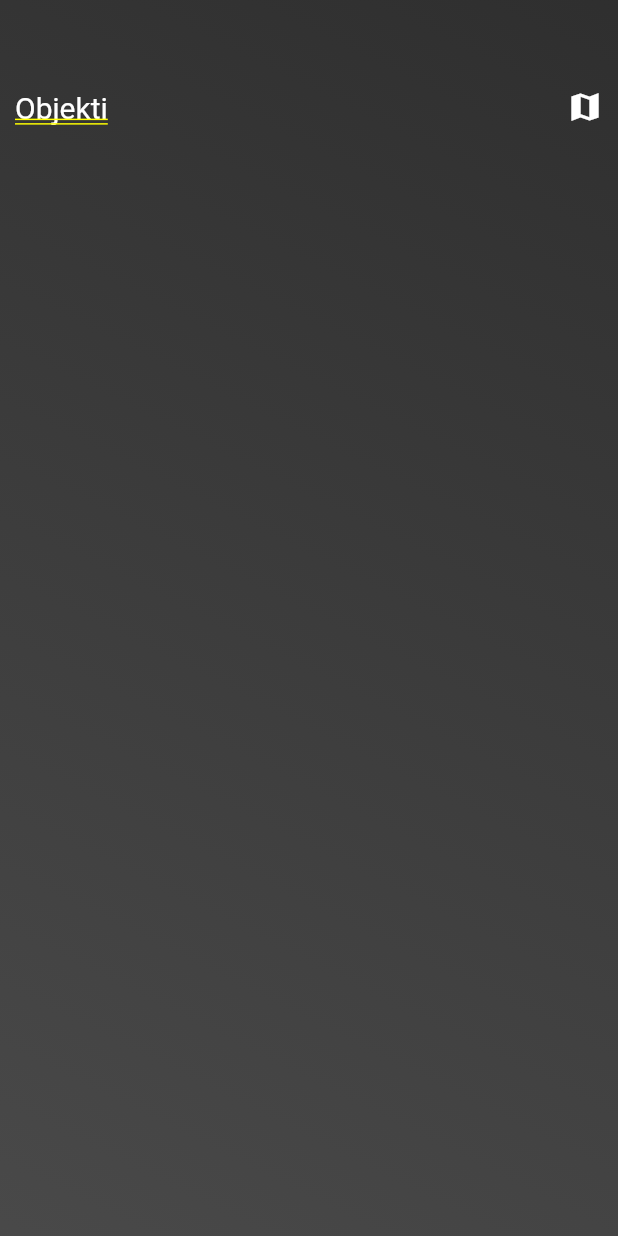
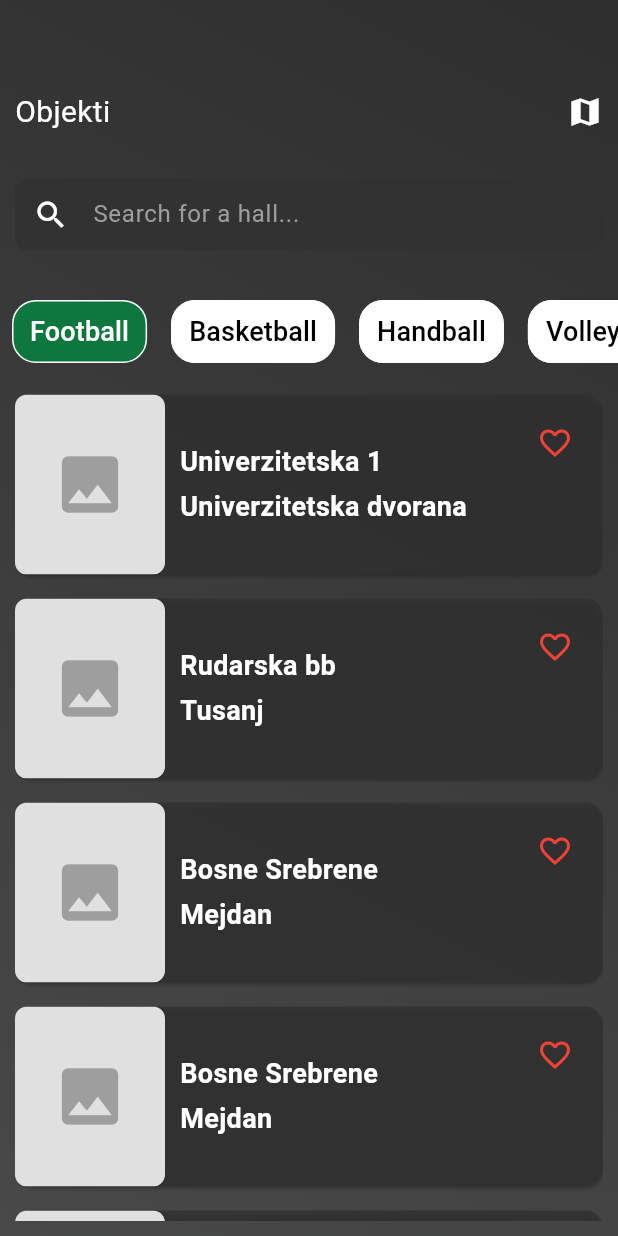
Before and after one commit to Siocic/rekreacija-ui, a Flutter app: the ObjektiScreen screen opened by its route, on a phone screen of 412 x 824 dp. Run offline on Flutter 3.47's test engine with Material 3 defaults, Android fonts, the phone set to English and light mode, and no system bars; our stand-ins replace google_fonts.

Commit message:
update objekti screen on mobile

```diff
--- a/rekreacija_mobile/lib/screens/objekti_screen.dart
+++ b/rekreacija_mobile/lib/screens/objekti_screen.dart
@@ -1,29 +1,121 @@
 import 'package:flutter/material.dart';
 import 'package:google_fonts/google_fonts.dart';
-// import 'package:rekreacija_mobile/widgets/bottom_navigation.dart';
-// import 'package:rekreacija_mobile/widgets/custom_appbar.dart';
+import 'package:rekreacija_mobile/widgets/sport_section.dart';
 
 class ObjektiScreen extends StatefulWidget {
-  ObjektiScreen({super.key});
+  const ObjektiScreen({super.key});
 
   @override
   State<StatefulWidget> createState() => _ObjektiScreenState();
 }
 
 class _ObjektiScreenState extends State<ObjektiScreen> {
+  final TextEditingController _searchController = TextEditingController();
+
+  final List<String> sports = [
+    "Football",
+    "Basketball",
+    "Handball",
+    "Volleyball",
+    "Tennis"
+  ];
+  String selectedSport = "Football";
+
+  final List<Map<String, String>> halls = [
+    {
+      'name': 'Univerzitetska dvorana',
+      'address': 'Univerzitetska 1',
+    },
+    {
+      'name': 'Tusanj',
+      'address': 'Rudarska bb',
+    },
+    {
+      'name': 'Mejdan',
+      'address': 'Bosne Srebrene',
+    },
+    {
+      'name': 'Mejdan',
+      'address': 'Bosne Srebrene',
+    },
+    {
+      'name': 'Mejdan',
+      'address': 'Bosne Srebrene',
+    },
+    {
+      'name': 'Mejdan',
+      'address': 'Bosne Srebrene',
+    },
+    {
+      'name': 'Mejdan',
+      'address': 'Bosne Srebrene',
+    },
+    {
+      'name': 'Mejdan',
+      'address': 'Bosne Srebrene',
+    },
+    {
+      'name': 'Mejdan',
+      'address': 'Bosne Srebrene',
+    },
+    {
+      'name': 'Mejdan',
+      'address': 'Bosne Srebrene',
+    },
+    {
+      'name': 'Mejdan',
+      'address': 'Bosne Srebrene',
+    },
+    {
+      'name': 'Mejdan',
+      'address': 'Bosne Srebrene',
+    },
+    {
+      'name': 'Mejdan',
+      'address': 'Bosne Srebrene',
+    },
+    {
+      'name': 'Univerzitetska dvorana',
+      'address': 'Univerzitetska 1',
+    },
+    {
+      'name': 'Tusanj',
+      'address': 'Rudarska bb',
+    },
+    {
+      'name': 'Univerzitetska dvorana',
+      'address': 'Univerzitetska 1',
+    },
+    {
+      'name': 'Tusanj',
+      'address': 'Rudarska bb',
+    },
+  ];
+
+  List<Map<String, String>> _filteredHalls = [];
+  @override
+  void initState() {
+    super.initState();
+    _filteredHalls = halls;
+  }
+
+  void _filterHalls(String query) {
+    setState(() {
+      if (query.isEmpty) {
+        _filteredHalls = halls;
+      } else {
+        _filteredHalls = halls
+            .where((hall) =>
+                hall['name']!.toLowerCase().contains(query.toLowerCase()))
+            .toList();
+      }
+    });
+  }
+
   @override
   Widget build(BuildContext context) {
-    return
-        // Scaffold(
-        //   // appBar:AppBar(
-        //   //   backgroundColor:Color.fromARGB(200, 19, 19, 19),
-        //   //   foregroundColor: Colors.white,
-        //   //   title: const Text('Objekti'),
-        //   // ),
-        //   appBar: CustomAppBar(title: 'Objekti',titleAlignment: Alignment.centerLeft,showBackButton: true,),
-        //   //bottomNavigationBar: CustomBottomNavigation(),
-        //    body:
-        Container(
+    return Scaffold(
+      body: Container(
         width: double.infinity,
         height: double.infinity,
         decoration: const BoxDecoration(
@@ -36,37 +128,123 @@ class _ObjektiScreenState extends State<ObjektiScreen> {
             end: Alignment.bottomLeft,
           ),
         ),
-      child: Center(
         child: Column(
+          crossAxisAlignment: CrossAxisAlignment.start,
           children: [
-            const SizedBox(height: 50.0),
-            Row(
+            const SizedBox(height: 60.0),
+            Padding(
+              padding: const EdgeInsets.symmetric(horizontal: 10.0),
+              child: Row(
                 children: [
-                Padding(
-                  padding: const EdgeInsets.all(10.0),
-                  child: Text(
+                  Text(
                     'Objekti',
                     style: GoogleFonts.suezOne(
                         color: Colors.white,
                         fontWeight: FontWeight.w400,
                         fontSize: 20.0),
                   ),
-                ),
                   const Spacer(),
-                const Padding(
-                  padding: EdgeInsets.only(right: 10.0),
-                  child: Icon(
+                  const Icon(
                     Icons.map_sharp,
                     color: Colors.white,
                   ),
-                )
                 ],
+              ),
+            ),
+            const SizedBox(height: 20),
+            Padding(
+              padding: const EdgeInsets.all(10.0),
+              child: Column(
+                children: [
+                  TextField(
+                    controller: _searchController,
+                    onChanged:
+                        _filterHalls,
+                    decoration: InputDecoration(
+                      fillColor: const Color.fromRGBO(49, 49, 49, 0.8),
+                      filled: true,
+                      prefixIcon: const Icon(
+                        Icons.search,
+                        color: Colors.white,
+                      ),
+                      hintText: 'Search for a hall...',
+                      hintStyle: const TextStyle(color: Colors.grey),
+                      contentPadding:
+                          const EdgeInsets.symmetric(horizontal: 10.0),
+                      border: OutlineInputBorder(
+                        borderRadius: BorderRadius.circular(8.0),
+                        borderSide: BorderSide.none,
+                      ),
+                    ),
+                    style: const TextStyle(color: Colors.white),
+                  ),
+                ],
+              ),
+            ),
+            const SizedBox(height: 20),
+            SingleChildScrollView(
+              scrollDirection: Axis.horizontal,
+              child: Row(
+                children: sports.map((sport) {
+                  final isSelected = sport == selectedSport;
+                  return Padding(
+                    padding: const EdgeInsets.symmetric(horizontal: 8.0),
+                    child: TextButton(
+                      onPressed: () {
+                        setState(() {
+                          selectedSport = sport;
+                        });
+                      },
+                      style: TextButton.styleFrom(
+                        backgroundColor: isSelected
+                            ? const Color.fromRGBO(14, 119, 62, 1.0)
+                            : Colors.white,
+                        foregroundColor:
+                            isSelected ? Colors.white : Colors.black,
+                        shape: RoundedRectangleBorder(
+                          borderRadius: BorderRadius.circular(16.0),
+                          side: const BorderSide(color: Colors.white),
+                        ),
+                      ),
+                      child: Text(
+                        sport,
+                        style: const TextStyle(fontSize: 18),
+                      ),
+                    ),
+                  );
+                }).toList(),
+              ),
+            ),
+            Expanded(
+              child: Padding(
+                padding: const EdgeInsets.all(10.0),
+                child: Column(
+                  crossAxisAlignment: CrossAxisAlignment.start,
+                  children: [
+                    Expanded(
+                      child: InkWell(
+                        onTap: () {
+                          Navigator.pushNamed(context, '/hallDetails');
+                        },
+                        child: ListView.builder(
+                          itemCount: _filteredHalls.length,
+                          itemBuilder: (context, index) {
+                            final hall = _filteredHalls[index];
+                            return SportSection(
+                                hallAdress: hall['name'] ?? '',
+                                hallName: hall['address'] ?? '',
+                                onFavoritePressed: () {});
+                          },
+                        ),
+                      ),
+                    ),
+                  ],
+                ),
+              ),
             ),
           ],
         ),
       ),
     );
-
-    //);
   }
 }
--- /dev/null
+++ b/rekreacija_mobile/lib/widgets/sport_section.dart
@@ -0,0 +1,83 @@
+import 'package:flutter/material.dart';
+
+class SportSection extends StatefulWidget {
+  final String hallName;
+  final String hallAdress;
+  final VoidCallback? onFavoritePressed;
+
+  const SportSection(
+      {super.key,
+      required this.hallAdress,
+      required this.hallName,
+      required this.onFavoritePressed});
+
+  @override
+  State<StatefulWidget> createState() => _SportSectionState();
+}
+
+class _SportSectionState extends State<SportSection> {
+  @override
+  Widget build(BuildContext context) {
+    return Card(
+      color: const Color.fromRGBO(49, 49, 49, 0.8),
+      margin: const EdgeInsets.symmetric(vertical: 8.0),
+      child: SizedBox(
+        height: 120.0,
+        child: Row(
+          crossAxisAlignment: CrossAxisAlignment.start,
+          children: [
+            ClipRRect(
+              borderRadius: BorderRadius.circular(8.0),
+              child: Container(
+                width: 100.0,
+                height: 120.0,
+                color: Colors.grey[300],
+                child: const Icon(Icons.image, size: 50, color: Colors.grey),
+              ),
+            ),
+            const SizedBox(width: 10),
+            Expanded(
+              child: Padding(
+                padding: const EdgeInsets.symmetric(vertical: 10.0),
+                child: Column(
+                  crossAxisAlignment: CrossAxisAlignment.start,
+                  mainAxisAlignment: MainAxisAlignment.center,
+                  children: [
+                    Text(
+                      widget.hallName,
+                      style: const TextStyle(
+                          fontSize: 18.0,
+                          fontWeight: FontWeight.bold,
+                          color: Colors.white),
+                      overflow: TextOverflow.ellipsis,
+                    ),
+                    const SizedBox(height: 4.0),
+                    Text(
+                      widget.hallAdress,
+                      style: const TextStyle(
+                          fontSize: 18.0,
+                          fontWeight: FontWeight.bold,
+                          color: Colors.white),
+                      overflow: TextOverflow.ellipsis,
+                    ),
+                  ],
+                ),
+              ),
+            ),
+            Padding(
+              padding: const EdgeInsets.all(8.0),
+              child: IconButton(
+                icon: const Icon(
+                  Icons.favorite_border,
+                  color: Colors.red,
+                ),
+                onPressed: widget.onFavoritePressed,
+              ),
+            ),
+
+          ],
+        ),
+      ),
+    );
+  }
+}
```
Lines whose indentation alone changed are shown as unchanged.
